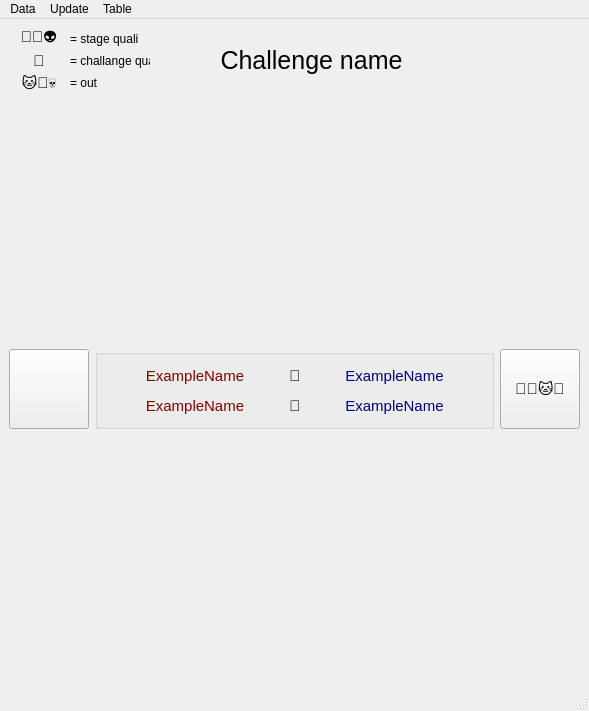
Above: code/ncm_win_ranking_challenge.ui from DavidEilenstein/Ninja_Competition_Manager before the change. Below: the same form after it.
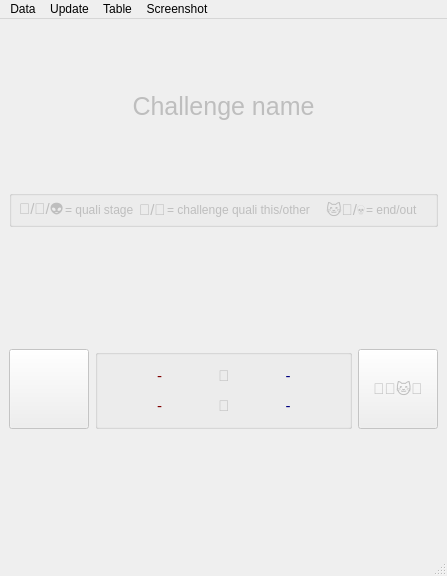
That is the form after the change.

Commit message: challenge ranking win works basically

Diff of the .ui file:
```diff
--- a/code/ncm_win_ranking_challenge.ui
+++ b/code/ncm_win_ranking_challenge.ui
@@ -6,184 +6,24 @@
    <rect>
     <x>0</x>
     <y>0</y>
-    <width>589</width>
-    <height>711</height>
+    <width>447</width>
+    <height>576</height>
    </rect>
   </property>
   <property name="windowTitle">
    <string>MainWindow</string>
   </property>
   <widget class="QWidget" name="centralwidget">
+   <property name="enabled">
+    <bool>false</bool>
+   </property>
    <layout class="QGridLayout" name="gridLayout_5">
     <item row="0" column="0" colspan="4">
      <layout class="QGridLayout" name="gridLayout_4">
       <property name="spacing">
        <number>1</number>
       </property>
-      <item row="2" column="1">
-       <widget class="QLabel" name="label_17">
-        <property name="minimumSize">
-         <size>
-          <width>80</width>
-          <height>21</height>
-         </size>
-        </property>
-        <property name="maximumSize">
-         <size>
-          <width>80</width>
-          <height>21</height>
-         </size>
-        </property>
-        <property name="text">
-         <string>= out</string>
-        </property>
-       </widget>
-      </item>
-      <item row="0" column="1">
-       <widget class="QLabel" name="label_12">
-        <property name="minimumSize">
-         <size>
-          <width>80</width>
-          <height>21</height>
-         </size>
-        </property>
-        <property name="maximumSize">
-         <size>
-          <width>80</width>
-          <height>21</height>
-         </size>
-        </property>
-        <property name="text">
-         <string>= stage quali</string>
-        </property>
-       </widget>
-      </item>
-      <item row="1" column="0">
-       <widget class="QLabel" name="label_20">
-        <property name="minimumSize">
-         <size>
-          <width>60</width>
-          <height>21</height>
-         </size>
-        </property>
-        <property name="maximumSize">
-         <size>
-          <width>60</width>
-          <height>21</height>
-         </size>
-        </property>
-        <property name="styleSheet">
-         <string notr="true">font-size: 15px</string>
-        </property>
-        <property name="text">
-         <string>💪</string>
-        </property>
-        <property name="alignment">
-         <set>Qt::AlignCenter</set>
-        </property>
-       </widget>
-      </item>
-      <item row="1" column="1">
-       <widget class="QLabel" name="label_21">
-        <property name="minimumSize">
-         <size>
-          <width>80</width>
-          <height>21</height>
-         </size>
-        </property>
-        <property name="maximumSize">
-         <size>
-          <width>80</width>
-          <height>21</height>
-         </size>
-        </property>
-        <property name="text">
-         <string>= challange quali</string>
-        </property>
-       </widget>
-      </item>
-      <item row="0" column="5" rowspan="3">
-       <widget class="QLabel" name="label_8">
-        <property name="sizePolicy">
-         <sizepolicy hsizetype="Preferred" vsizetype="Preferred">
-          <horstretch>0</horstretch>
-          <verstretch>0</verstretch>
-         </sizepolicy>
-        </property>
-        <property name="minimumSize">
-         <size>
-          <width>0</width>
-          <height>46</height>
-         </size>
-        </property>
-        <property name="maximumSize">
-         <size>
-          <width>141</width>
-          <height>46</height>
-         </size>
-        </property>
-        <property name="styleSheet">
-         <string notr="true">font-size: 20px</string>
-        </property>
-        <property name="text">
-         <string/>
-        </property>
-        <property name="alignment">
-         <set>Qt::AlignCenter</set>
-        </property>
-       </widget>
-      </item>
-      <item row="0" column="0">
-       <widget class="QLabel" name="label_7">
-        <property name="minimumSize">
-         <size>
-          <width>60</width>
-          <height>21</height>
-         </size>
-        </property>
-        <property name="maximumSize">
-         <size>
-          <width>60</width>
-          <height>21</height>
-         </size>
-        </property>
-        <property name="styleSheet">
-         <string notr="true">font-size: 15px</string>
-        </property>
-        <property name="text">
-         <string>🐻🐯👽</string>
-        </property>
-        <property name="alignment">
-         <set>Qt::AlignCenter</set>
-        </property>
-       </widget>
-      </item>
-      <item row="2" column="0">
-       <widget class="QLabel" name="label_15">
-        <property name="minimumSize">
-         <size>
-          <width>60</width>
-          <height>21</height>
-         </size>
-        </property>
-        <property name="maximumSize">
-         <size>
-          <width>60</width>
-          <height>21</height>
-         </size>
-        </property>
-        <property name="styleSheet">
-         <string notr="true">font-size: 15px</string>
-        </property>
-        <property name="text">
-         <string>🐱‍👤💀</string>
-        </property>
-        <property name="alignment">
-         <set>Qt::AlignCenter</set>
-        </property>
-       </widget>
-      </item>
-      <item row="0" column="2" rowspan="3" colspan="3">
+      <item row="0" column="0" rowspan="2" colspan="3">
        <widget class="QLabel" name="label_Name">
         <property name="sizePolicy">
          <sizepolicy hsizetype="Preferred" vsizetype="Preferred">
@@ -194,13 +34,13 @@
         <property name="minimumSize">
          <size>
           <width>0</width>
-          <height>46</height>
+          <height>40</height>
          </size>
         </property>
         <property name="maximumSize">
          <size>
           <width>16777215</width>
-          <height>46</height>
+          <height>40</height>
          </size>
         </property>
         <property name="styleSheet">
@@ -275,7 +115,7 @@
 color: rgb(128, 0, 0);</string>
          </property>
          <property name="text">
-          <string>ExampleName</string>
+          <string>-</string>
          </property>
          <property name="alignment">
           <set>Qt::AlignCenter</set>
@@ -308,7 +148,7 @@
 color: rgb(0, 0, 128);</string>
          </property>
          <property name="text">
-          <string>ExampleName</string>
+          <string>-</string>
          </property>
          <property name="alignment">
           <set>Qt::AlignCenter</set>
@@ -322,7 +162,7 @@
 color: rgb(128, 0, 0);</string>
          </property>
          <property name="text">
-          <string>ExampleName</string>
+          <string>-</string>
          </property>
          <property name="alignment">
           <set>Qt::AlignCenter</set>
@@ -355,7 +195,7 @@
 color: rgb(0, 0, 128);</string>
          </property>
          <property name="text">
-          <string>ExampleName</string>
+          <string>-</string>
          </property>
          <property name="alignment">
           <set>Qt::AlignCenter</set>
@@ -393,6 +233,219 @@
     <item row="2" column="0" colspan="4">
      <layout class="QGridLayout" name="gridLayout_Ranking"/>
     </item>
+    <item row="1" column="0" colspan="4">
+     <widget class="QGroupBox" name="groupBox">
+      <property name="sizePolicy">
+       <sizepolicy hsizetype="Preferred" vsizetype="Maximum">
+        <horstretch>0</horstretch>
+        <verstretch>0</verstretch>
+       </sizepolicy>
+      </property>
+      <property name="title">
+       <string/>
+      </property>
+      <layout class="QGridLayout" name="gridLayout">
+       <property name="leftMargin">
+        <number>3</number>
+       </property>
+       <property name="topMargin">
+        <number>3</number>
+       </property>
+       <property name="rightMargin">
+        <number>3</number>
+       </property>
+       <property name="bottomMargin">
+        <number>3</number>
+       </property>
+       <property name="spacing">
+        <number>1</number>
+       </property>
+       <item row="0" column="8">
+        <widget class="QLabel" name="label_19">
+         <property name="minimumSize">
+          <size>
+           <width>0</width>
+           <height>22</height>
+          </size>
+         </property>
+         <property name="maximumSize">
+          <size>
+           <width>16777215</width>
+           <height>22</height>
+          </size>
+         </property>
+         <property name="styleSheet">
+          <string notr="true">font-size: 15px;</string>
+         </property>
+         <property name="text">
+          <string>🐱‍👤/💀</string>
+         </property>
+        </widget>
+       </item>
+       <item row="0" column="6">
+        <widget class="QLabel" name="label_14">
+         <property name="minimumSize">
+          <size>
+           <width>0</width>
+           <height>22</height>
+          </size>
+         </property>
+         <property name="maximumSize">
+          <size>
+           <width>16777215</width>
+           <height>22</height>
+          </size>
+         </property>
+         <property name="styleSheet">
+          <string notr="true">font-size: 15px;</string>
+         </property>
+         <property name="text">
+          <string/>
+         </property>
+        </widget>
+       </item>
+       <item row="0" column="0">
+        <spacer name="horizontalSpacer">
+         <property name="orientation">
+          <enum>Qt::Horizontal</enum>
+         </property>
+         <property name="sizeHint" stdset="0">
+          <size>
+           <width>40</width>
+           <height>20</height>
+          </size>
+         </property>
+        </spacer>
+       </item>
+       <item row="0" column="3">
+        <spacer name="horizontalSpacer_2">
+         <property name="orientation">
+          <enum>Qt::Horizontal</enum>
+         </property>
+         <property name="sizeHint" stdset="0">
+          <size>
+           <width>40</width>
+           <height>20</height>
+          </size>
+         </property>
+        </spacer>
+       </item>
+       <item row="0" column="2">
+        <widget class="QLabel" name="label_2">
+         <property name="text">
+          <string>= quali stage</string>
+         </property>
+        </widget>
+       </item>
+       <item row="0" column="7">
+        <spacer name="horizontalSpacer_4">
+         <property name="orientation">
+          <enum>Qt::Horizontal</enum>
+         </property>
+         <property name="sizeHint" stdset="0">
+          <size>
+           <width>40</width>
+           <height>20</height>
+          </size>
+         </property>
+        </spacer>
+       </item>
+       <item row="0" column="9">
+        <widget class="QLabel" name="label_22">
+         <property name="text">
+          <string>= end/out</string>
+         </property>
+        </widget>
+       </item>
+       <item row="0" column="10">
+        <widget class="QLabel" name="label_23">
+         <property name="minimumSize">
+          <size>
+           <width>0</width>
+           <height>22</height>
+          </size>
+         </property>
+         <property name="maximumSize">
+          <size>
+           <width>16777215</width>
+           <height>22</height>
+          </size>
+         </property>
+         <property name="styleSheet">
+          <string notr="true">font-size: 15px;</string>
+         </property>
+         <property name="text">
+          <string/>
+         </property>
+        </widget>
+       </item>
+       <item row="0" column="5">
+        <widget class="QLabel" name="label_13">
+         <property name="text">
+          <string>= challenge quali this/other</string>
+         </property>
+        </widget>
+       </item>
+       <item row="0" column="1">
+        <widget class="QLabel" name="label">
+         <property name="minimumSize">
+          <size>
+           <width>0</width>
+           <height>22</height>
+          </size>
+         </property>
+         <property name="maximumSize">
+          <size>
+           <width>16777215</width>
+           <height>22</height>
+          </size>
+         </property>
+         <property name="styleSheet">
+          <string notr="true">font-size: 15px;</string>
+         </property>
+         <property name="text">
+          <string>🐻/🐯/👽</string>
+         </property>
+        </widget>
+       </item>
+       <item row="0" column="4">
+        <widget class="QLabel" name="label_11">
+         <property name="minimumSize">
+          <size>
+           <width>0</width>
+           <height>22</height>
+          </size>
+         </property>
+         <property name="maximumSize">
+          <size>
+           <width>16777215</width>
+           <height>22</height>
+          </size>
+         </property>
+         <property name="styleSheet">
+          <string notr="true">font-size: 15px;</string>
+         </property>
+         <property name="text">
+          <string>🦾/💪</string>
+         </property>
+        </widget>
+       </item>
+       <item row="0" column="11">
+        <spacer name="horizontalSpacer_6">
+         <property name="orientation">
+          <enum>Qt::Horizontal</enum>
+         </property>
+         <property name="sizeHint" stdset="0">
+          <size>
+           <width>40</width>
+           <height>20</height>
+          </size>
+         </property>
+        </spacer>
+       </item>
+      </layout>
+     </widget>
+    </item>
    </layout>
   </widget>
   <widget class="QMenuBar" name="menubar">
@@ -400,7 +453,7 @@
     <rect>
      <x>0</x>
      <y>0</y>
-     <width>589</width>
+     <width>447</width>
      <height>21</height>
     </rect>
    </property>
@@ -423,9 +476,16 @@
     <addaction name="actionUpdate"/>
     <addaction name="actionAutoupdate"/>
    </widget>
+   <widget class="QMenu" name="menuScreenshot">
+    <property name="title">
+     <string>Screenshot</string>
+    </property>
+    <addaction name="actionTake_Screenshot_once_per_minute"/>
+   </widget>
    <addaction name="menuData"/>
    <addaction name="menuUpdate"/>
    <addaction name="menuTable"/>
+   <addaction name="menuScreenshot"/>
   </widget>
   <widget class="QStatusBar" name="statusbar"/>
   <action name="actionget_data">
```
Left out of the diff: 5 changed lines with no effect on the pictures. The commit also changes 10 other files.
